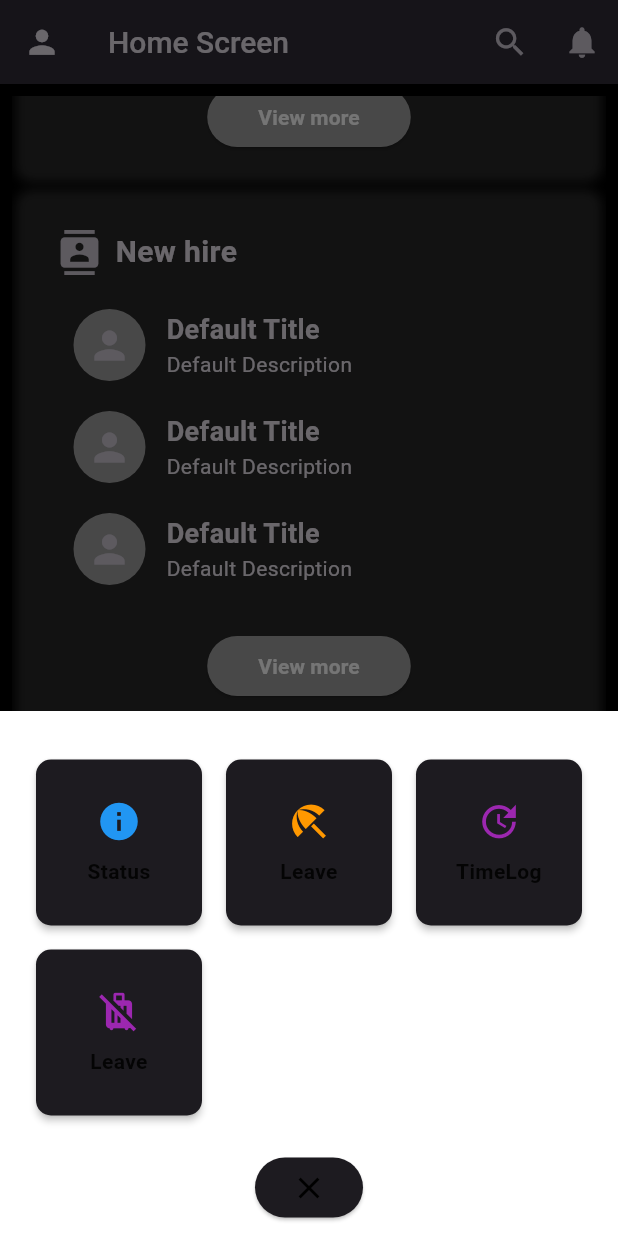
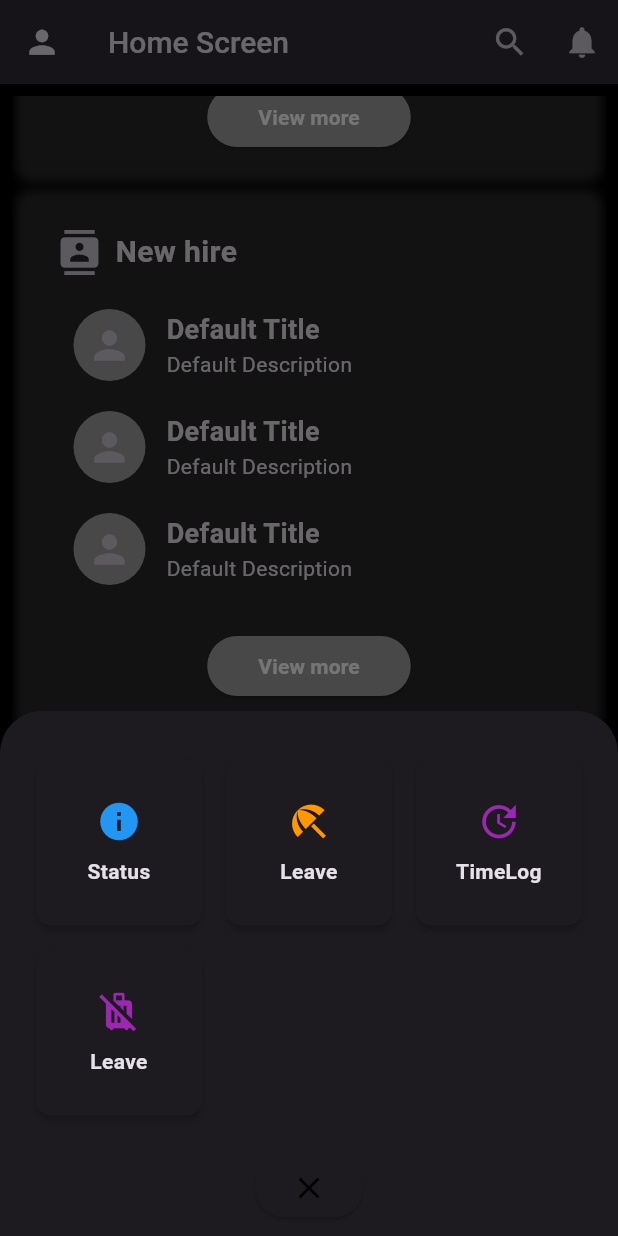
Before and after one commit to shreyash510/zoho_clone, a Flutter app: the screen it shows once a user with an empty profile is signed in, scrolled down 576 dp, after a tap on the "add" icon, on a phone screen of 412 x 824 dp. Run offline on Flutter 3.47's test engine with Material 3 defaults, Android fonts, the phone set to English and light mode, and no system bars; our stand-ins replace cloud_firestore, firebase_auth, firebase_core, flutter_riverpod, riverpod_annotation, transparent_image; accounts and stored records are empty; network calls fail; Roboto replaces fonts that are missing (Poppins).

Commit message:
fix other dark mode component issue

```diff
--- a/lib/components/bottomNavbar.dart
+++ b/lib/components/bottomNavbar.dart
@@ -33,7 +33,7 @@ class _CustomBottomNavigationBarState extends State<CustomBottomNavigationBar> {
         builder: (BuildContext context) {
           return Container(
             height: 350,
-            color: Colors.white,
+            // color: Colors.white,
             child: Center(
               child: Column(
                 mainAxisSize: MainAxisSize.min,
@@ -184,7 +184,7 @@ Widget _quickActionCard(String label, IconData icon, Color color,
             style: TextStyle(
               fontSize: fontSize,
               fontWeight: FontWeight.w600,
-              color: Colors.black87,
+              // color: Colors.black87,
             ),
             textAlign: TextAlign.center,
           ),
--- a/lib/pages/approvals/approvals.dart
+++ b/lib/pages/approvals/approvals.dart
@@ -76,7 +76,7 @@ class _ApprovalsScreenState extends State<ApprovalsScreen> {
       builder: (BuildContext context) {
         return Container(
           decoration: BoxDecoration(
-            color: Colors.white,
+            // color: Colors.white,
             borderRadius: BorderRadius.circular(10),
           ),
           height: 100,
```
